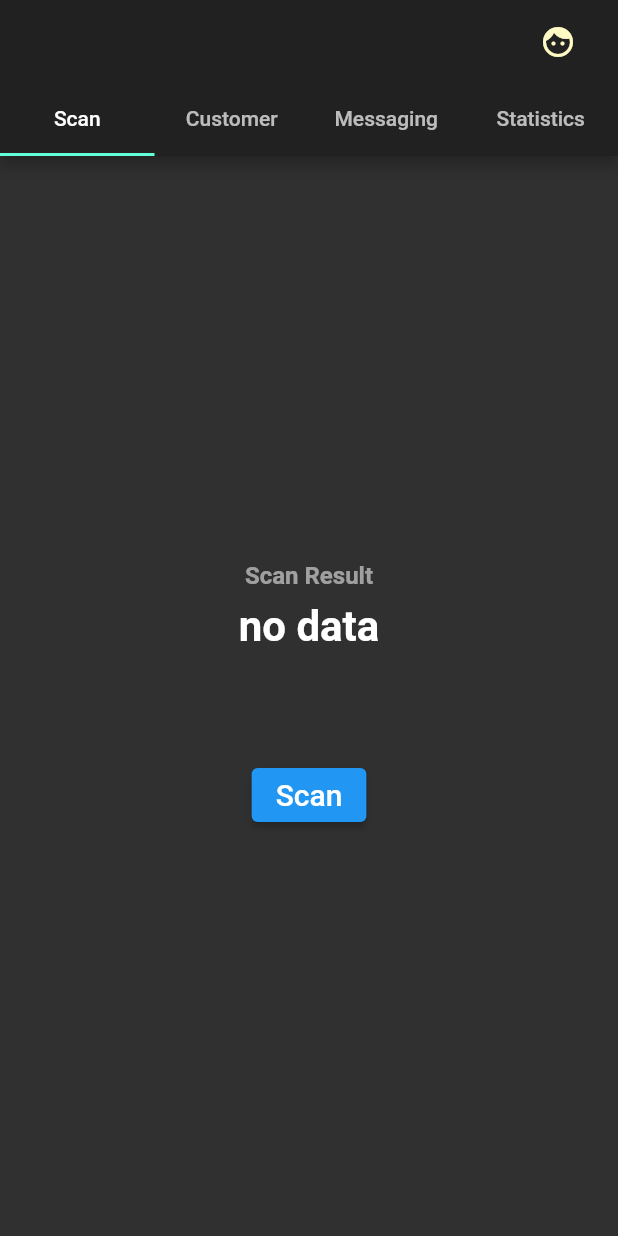
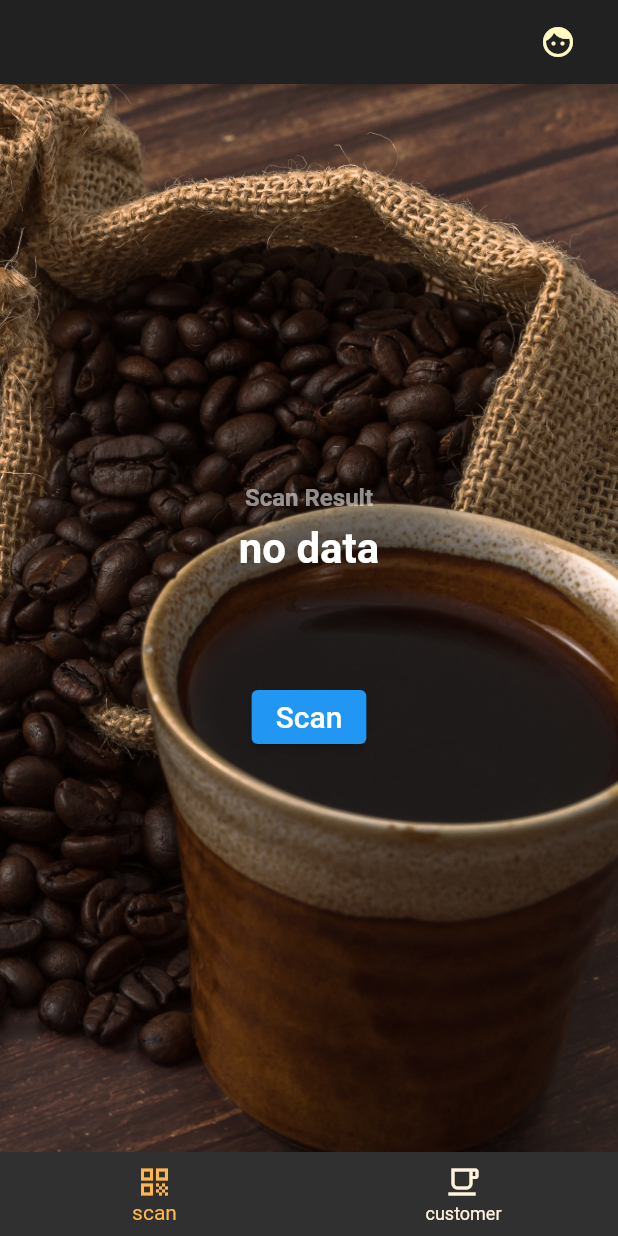
Before and after one commit to tarkabab/cafestamp-admin, a Flutter app: the screen it shows once a user with an empty profile is signed in, after a tap on "Scan", on a phone screen of 412 x 824 dp. Run offline on Flutter 3.47's test engine with Material 2 defaults, Android fonts, the phone set to English and light mode, and no system bars; our stand-ins replace cloud_firestore, firebase_auth, firebase_core, fl_chart; missing offline and left inert: flutter_barcode_scanner; accounts and stored records are empty.

Commit message:
add icons, add background image, replace tabs with bottom navigation

```diff
--- a/lib/main.dart
+++ b/lib/main.dart
@@ -1,6 +1,8 @@
 import 'package:coffee_admin/model/shop.dart';
 import 'package:coffee_admin/service/auth.dart';
 import 'package:coffee_admin/model/customer.dart';
+import 'package:coffee_admin/ui/customer_page.dart';
+import 'package:coffee_admin/ui/scanner_page.dart';
 import 'package:firebase_core/firebase_core.dart';
 import 'package:flutter/material.dart';
 import 'package:provider/provider.dart';
@@ -34,8 +36,12 @@ class CoffeeStampsAdmin extends StatelessWidget {
         )
       ],
       child: MaterialApp(
+        routes: {
+          '/': (context) => AuthenticationWrapper(),
+          '/customer': (context) => customer,
+        },
         theme: ThemeData.dark(),
-        home: AuthenticationWrapper(),
+        //home: AuthenticationWrapper(),
       ),
     );
   }
--- a/lib/ui/customer_page.dart
+++ b/lib/ui/customer_page.dart
@@ -3,6 +3,8 @@ import 'package:coffee_admin/model/customer.dart';
 import 'package:flutter/material.dart';
 import 'package:intl/date_symbol_data_local.dart';
 import 'package:provider/provider.dart';
+
+final customer = CustomerPage();
 
 class CustomerPage extends StatefulWidget {
   @override
@@ -41,11 +43,22 @@ class _CustomerCardState extends State<CustomerCard> {
     final customerBloc = Provider.of<CustomerBloc>(context);
 
     if (customerBloc.customer == null) {
-      return Center(
-        child: Text(
-          "Customer not found!",
-          style: TextStyle(fontSize: 20),
+      return Container(
+        decoration: BoxDecoration(
+          image: DecorationImage(
+              image: AssetImage("assets/images/background.jpeg"),
+              fit: BoxFit.fill),
         ),
+        padding: EdgeInsets.symmetric(vertical: 50, horizontal: 50),
+        child: Column(
+            mainAxisAlignment: MainAxisAlignment.center,
+            crossAxisAlignment: CrossAxisAlignment.center,
+            children: [
+              Text(
+                "Customer not found!",
+                style: TextStyle(fontSize: 25),
+              ),
+            ]),
       );
     } else {
       return Container(
--- a/lib/ui/landing_page.dart
+++ b/lib/ui/landing_page.dart
@@ -1,8 +1,6 @@
 import 'package:coffee_admin/model/shop.dart';
 import 'package:coffee_admin/ui/scanner_page.dart';
-import 'package:coffee_admin/ui/statistics_page.dart';
 import 'package:coffee_admin/ui/customer_page.dart';
-import 'package:coffee_admin/ui/messaging_page.dart';
 import 'package:coffee_admin/service/auth.dart';
 import 'package:flutter/material.dart';
 import 'package:provider/provider.dart';
@@ -21,16 +19,9 @@ class LandingPage extends StatefulWidget {
   _LandingPageState createState() => _LandingPageState();
 }
 
-class _LandingPageState extends State<LandingPage>
-    with SingleTickerProviderStateMixin {
+class _LandingPageState extends State<LandingPage> {
   var title = "Coffee Shop";
-
-  final List<TabDescriptor> tabs = [
-    TabDescriptor("Scan", ScannerPage()),
-    TabDescriptor("Customer", CustomerPage()),
-    TabDescriptor("Messaging", MessagingPage()),
-    TabDescriptor("Statistics", StatisticsPage()),
-  ];
+  int _selectedIndex = 0;
 
   // TODO: add navigation callback to scanpage
   Function successfulScanCallback = () => null;
@@ -39,11 +30,17 @@ class _LandingPageState extends State<LandingPage>
   Widget build(BuildContext context) {
     final shopBloc = Provider.of<ShopBloc>(context, listen: true);
 
-    return DefaultTabController(
-      length: tabs.length,
-      child: Builder(
-        builder: (BuildContext context) {
-          return Scaffold(
+    final List<Widget> pages = [scan, customer];
+
+    return Container(
+      decoration: BoxDecoration(
+        image: DecorationImage(
+          fit: BoxFit.cover,
+          image: AssetImage('assets/images/background.jpeg'),
+        ),
+      ),
+      child: Scaffold(
+        backgroundColor: Colors.transparent,
         appBar: AppBar(
           title: Row(
             crossAxisAlignment: CrossAxisAlignment.center,
@@ -51,9 +48,7 @@ class _LandingPageState extends State<LandingPage>
             children: [
               Flexible(
                 child: Text(
-                        shopBloc.shop != null
-                            ? shopBloc.shop!.name
-                            : "Unknown Shop",
+                  shopBloc.shop != null ? shopBloc.shop!.name : "Unknown Shop",
                   maxLines: 1,
                   softWrap: false,
                   overflow: TextOverflow.ellipsis,
@@ -70,14 +65,22 @@ class _LandingPageState extends State<LandingPage>
             ],
           ),
           centerTitle: true,
-                bottom: TabBar(
-                  tabs: tabs.map((tab) => Tab(text: tab.title)).toList(),
         ),
+        body: pages[_selectedIndex],
+        bottomNavigationBar: BottomNavigationBar(
+          selectedItemColor: Colors.orange.shade300,
+          unselectedItemColor: Colors.orange.shade50,
+          currentIndex: _selectedIndex,
+          items: [
+            BottomNavigationBarItem(label: "scan", icon: Icon(Icons.qr_code)),
+            BottomNavigationBarItem(
+                label: "customer", icon: Icon(Icons.local_cafe_outlined)),
+            // BottomNavigationBarItem(label: "messages", icon: Icon(Icons.message)),
+          ],
+          onTap: (index) => setState(() {
+            _selectedIndex = index;
+          }),
         ),
-              body: TabBarView(
-                children: tabs.map((tab) => tab.view).toList(),
-              ));
-        },
       ),
     );
   }
--- a/lib/ui/login_page.dart
+++ b/lib/ui/login_page.dart
@@ -118,7 +118,15 @@ class _LoginPageState extends State<LoginPage> {
       ),
     ];
 
-    return Scaffold(
+    return Container(
+      decoration: BoxDecoration(
+        image: DecorationImage(
+          fit: BoxFit.cover,
+          image: AssetImage('assets/images/background.jpeg'),
+        ),
+      ),
+      child: Scaffold(
+                backgroundColor: Colors.transparent,
       body: SafeArea(
         child: SingleChildScrollView(
           padding: const EdgeInsets.symmetric(horizontal: 40),
@@ -136,7 +144,9 @@ class _LoginPageState extends State<LoginPage> {
           ),
         ),
       ),
+    ),
     );
+
   }
 }
 
--- a/lib/ui/scanner_page.dart
+++ b/lib/ui/scanner_page.dart
@@ -4,6 +4,8 @@ import 'package:coffee_admin/service/firestore_service.dart';
 import 'package:flutter/material.dart';
 import 'package:flutter_barcode_scanner/flutter_barcode_scanner.dart';
 import 'package:provider/provider.dart';
+
+final scan = ScannerPage();
 
 class ScannerPage extends StatefulWidget {
   @override
@@ -79,7 +81,7 @@ class _ScannerPageState extends State<ScannerPage> {
           print("get customer: $customer");
           customerBloc.customer = customer;
           // TODO: add navigation callback to scanpage
-          DefaultTabController.of(context)?.animateTo(1);
+          Navigator.of(context).pushNamed('/customer');
         });
       });
     } catch (error) {
--- a/pubspec.yaml
+++ b/pubspec.yaml
@@ -15,7 +15,7 @@ publish_to: 'none' # Remove this line if you wish to publish to pub.dev
 # In iOS, build-name is used as CFBundleShortVersionString while build-number used as CFBundleVersion.
 # Read more about iOS versioning at
 # https://developer.apple.com/library/archive/documentation/General/Reference/InfoPlistKeyReference/Articles/CoreFoundationKeys.html
-version: 0.0.9
+version: 0.0.11
 
 environment:
   sdk: '>=2.12.0 <3.0.0'
@@ -49,6 +49,7 @@ flutter:
   # To add assets to your application, add an assets section, like this:
   assets:
     - assets/images/boxes.jpeg
+    - assets/images/background.jpeg
   #   - images/a_dot_burr.jpeg
   #   - images/a_dot_ham.jpeg
   # An image asset can refer to one or more resolution-specific "variants", see
```
Also changed, not shown: lib/ui/register.dart (deleted, +0 -112 lines), assets/images/background.jpeg (added), 51 other files. Lines whose indentation alone changed are shown as unchanged.
